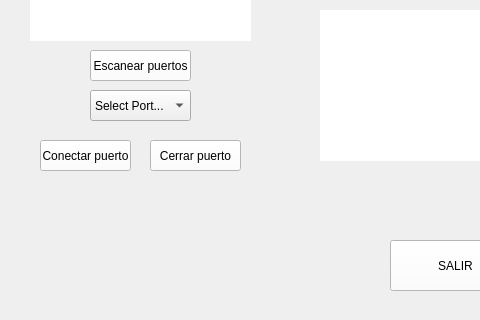
The window that src/Interfaz.ui (JoaCieri/ProyectoMedidasII) describes before a commit, drawn with Qt 5; both pictures show x 0 to 480 and y 130 to 450 of the 983 by 600 pixel window.
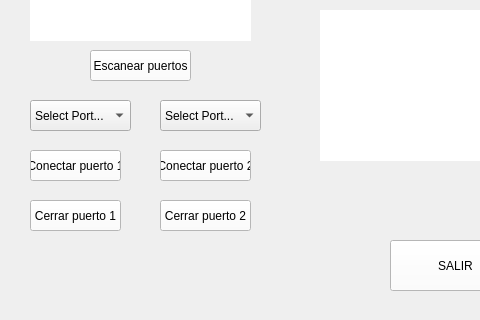
The same window after the commit.

Commit message: Puerto serie doble

The edit to the form file:
```diff
--- a/src/Interfaz.ui
+++ b/src/Interfaz.ui
@@ -87,8 +87,8 @@
    <widget class="QComboBox" name="Combobox">
     <property name="geometry">
      <rect>
-      <x>90</x>
-      <y>220</y>
+      <x>30</x>
+      <y>230</y>
       <width>101</width>
       <height>31</height>
      </rect>
@@ -137,8 +137,8 @@
    <widget class="QPushButton" name="conectar">
     <property name="geometry">
      <rect>
-      <x>40</x>
-      <y>270</y>
+      <x>30</x>
+      <y>280</y>
       <width>91</width>
       <height>31</height>
      </rect>
@@ -147,14 +147,14 @@
      <string notr="true">background-color: rgb(255, 255, 255);</string>
     </property>
     <property name="text">
-     <string>Conectar puerto</string>
+     <string>Conectar puerto 1</string>
     </property>
    </widget>
    <widget class="QPushButton" name="cerrar_port">
     <property name="geometry">
      <rect>
-      <x>150</x>
-      <y>270</y>
+      <x>30</x>
+      <y>330</y>
       <width>91</width>
       <height>31</height>
      </rect>
@@ -163,7 +163,7 @@
      <string notr="true">background-color: rgb(255, 255, 255);</string>
     </property>
     <property name="text">
-     <string>Cerrar puerto</string>
+     <string>Cerrar puerto 1</string>
     </property>
    </widget>
    <widget class="QLabel" name="label_6">
@@ -279,6 +279,88 @@
      <string>SALIR</string>
     </property>
    </widget>
+   <widget class="QComboBox" name="Combobox_2">
+    <property name="geometry">
+     <rect>
+      <x>160</x>
+      <y>230</y>
+      <width>101</width>
+      <height>31</height>
+     </rect>
+    </property>
+    <item>
+     <property name="text">
+      <string>Select Port...</string>
+     </property>
+    </item>
+    <item>
+     <property name="text">
+      <string>COM1</string>
+     </property>
+    </item>
+    <item>
+     <property name="text">
+      <string>COM2</string>
+     </property>
+    </item>
+    <item>
+     <property name="text">
+      <string>COM3</string>
+     </property>
+    </item>
+    <item>
+     <property name="text">
+      <string>COM4</string>
+     </property>
+    </item>
+    <item>
+     <property name="text">
+      <string>COM5</string>
+     </property>
+    </item>
+    <item>
+     <property name="text">
+      <string>COM6</string>
+     </property>
+    </item>
+    <item>
+     <property name="text">
+      <string>COM7</string>
+     </property>
+    </item>
+   </widget>
+   <widget class="QPushButton" name="conectar_2">
+    <property name="geometry">
+     <rect>
+      <x>160</x>
+      <y>280</y>
+      <width>91</width>
+      <height>31</height>
+     </rect>
+    </property>
+    <property name="styleSheet">
+     <string notr="true">background-color: rgb(255, 255, 255);</string>
+    </property>
+    <property name="text">
+     <string>Conectar puerto 2</string>
+    </property>
+   </widget>
+   <widget class="QPushButton" name="cerrar_port_2">
+    <property name="geometry">
+     <rect>
+      <x>160</x>
+      <y>330</y>
+      <width>91</width>
+      <height>31</height>
+     </rect>
+    </property>
+    <property name="styleSheet">
+     <string notr="true">background-color: rgb(255, 255, 255);</string>
+    </property>
+    <property name="text">
+     <string>Cerrar puerto 2</string>
+    </property>
+   </widget>
   </widget>
   <widget class="QMenuBar" name="menubar">
    <property name="geometry">
```
The commit also changes 2 other files.
